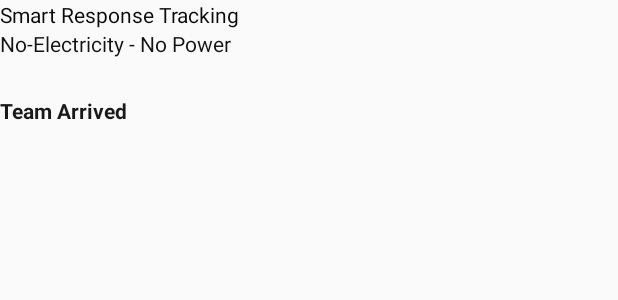
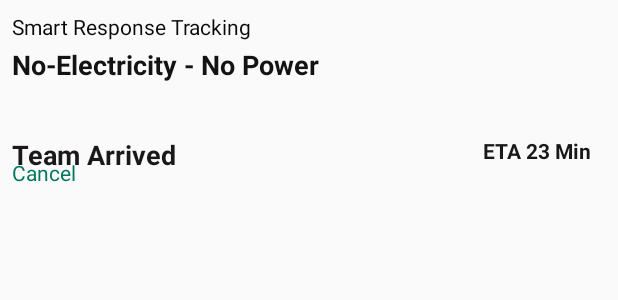
Before and after one commit to AsadAbbas12/AsadExerciseByGBath, an Android app built with Jetpack Compose: the layout custom_notification_expand.xml on its own in the app's theme, with its tools: preview values and no code run, on a phone screen of 412 x 824 dp. Shown: the top 300 px of the screen. Run offline under Robolectric (Android 15) with nearby library versions, the phone set to English and light mode, and no system bars.

```diff
--- a/app/src/main/AndroidManifest.xml
+++ b/app/src/main/AndroidManifest.xml
@@ -3,6 +3,7 @@
     xmlns:tools="http://schemas.android.com/tools">
 
     <uses-permission android:name="android.permission.POST_NOTIFICATIONS" />
+
     <application
         android:name=".App"
         android:allowBackup="true"
@@ -25,6 +26,9 @@
                 <category android:name="android.intent.category.LAUNCHER" />
             </intent-filter>
         </activity>
+
+        <receiver android:name="com.task.asadexercise.base.NotificationActionReceiver" />
+
     </application>
 
 </manifest>
--- a/app/src/main/res/layout/custom_notification.xml
+++ b/app/src/main/res/layout/custom_notification_collapse.xml
@@ -14,7 +14,7 @@
 
 
     <TextView
-        android:id="@+id/textSmartResponse"
+        android:id="@+id/tvTitle"
         android:layout_width="wrap_content"
         android:layout_height="wrap_content"
         android:layout_alignParentTop="true"
--- a/app/src/main/res/layout/custom_notification_expand.xml
+++ b/app/src/main/res/layout/custom_notification_expand.xml
@@ -1,32 +1,47 @@
 <?xml version="1.0" encoding="utf-8"?>
 <RelativeLayout xmlns:android="http://schemas.android.com/apk/res/android"
     android:layout_width="match_parent"
-    android:layout_height="100dp">
+    android:layout_height="wrap_content"
+    android:padding="8dp">
 
     <TextView
-        android:id="@+id/textSmartResponse"
+        android:id="@+id/tvTitle"
         android:layout_width="wrap_content"
         android:layout_height="wrap_content"
-        android:layout_alignParentTop="true"
         android:text="Smart Response Tracking"
         android:textColor="#090909" />
 
     <TextView
-        android:id="@+id/text_place"
+        android:id="@+id/tvDewa"
         android:layout_width="wrap_content"
         android:layout_height="wrap_content"
-        android:layout_below="@id/textSmartResponse"
+        android:layout_below="@id/tvTitle"
+        android:layout_marginTop="3dp"
         android:text="No-Electricity - No Power"
-        android:textColor="#141313" />
+        android:textColor="#141313"
+        android:textSize="18dp"
+        android:textStyle="bold" />
 
     <TextView
-        android:id="@+id/ttest"
+        android:id="@+id/tvStatus"
         android:layout_width="wrap_content"
         android:layout_height="wrap_content"
-        android:layout_below="@id/text_place"
-        android:layout_marginTop="25dp"
-        android:layout_marginBottom="-25dp"
+        android:layout_below="@id/tvDewa"
+        android:layout_marginTop="35dp"
+        android:layout_marginBottom="-20dp"
         android:text="Team Arrived"
+        android:textColor="#1A1818"
+        android:textSize="18sp"
+        android:textStyle="bold" />
+
+    <TextView
+        android:id="@+id/tvEstimate"
+        android:layout_width="wrap_content"
+        android:layout_height="wrap_content"
+        android:layout_alignTop="@id/tvStatus"
+        android:layout_alignParentEnd="true"
+        android:layout_marginEnd="10dp"
+        android:text="ETA 23 Min"
         android:textColor="#1A1818"
         android:textStyle="bold" />
 
@@ -34,8 +49,31 @@
         android:id="@+id/imageViewProgress"
         android:layout_width="match_parent"
         android:layout_height="wrap_content"
-        android:layout_alignParentBottom="true"
+        android:layout_below="@id/tvStatus"
         android:adjustViewBounds="true"
-        android:scaleType="centerCrop" /> <!-- Replace with actual image resource -->
+        android:scaleType="centerCrop" />
 
+    <TextView
+        android:id="@+id/btnComplete"
+        android:layout_width="wrap_content"
+        android:layout_height="wrap_content"
+        android:layout_below="@id/imageViewProgress"
+        android:layout_alignParentRight="true"
+        android:layout_marginTop="10dp"
+        android:layout_marginBottom="4dp"
+        android:text="Mark as complete"
+        android:textColor="@color/teal_200"
+        android:visibility="gone" />
+
+    <TextView
+        android:id="@+id/btnCancel"
+        android:layout_width="wrap_content"
+        android:layout_height="wrap_content"
+        android:layout_below="@id/imageViewProgress"
+        android:layout_alignParentLeft="true"
+        android:layout_marginTop="10dp"
+        android:layout_marginBottom="4dp"
+        android:text="Cancel"
+        android:textColor="@color/teal_200"
+        android:visibility="visible" />
 </RelativeLayout>
```
Also changed, not shown: app/src/main/java/com/task/asadexercise/base/CarProgressNotificationHelper.kt (+93 -15 lines).
